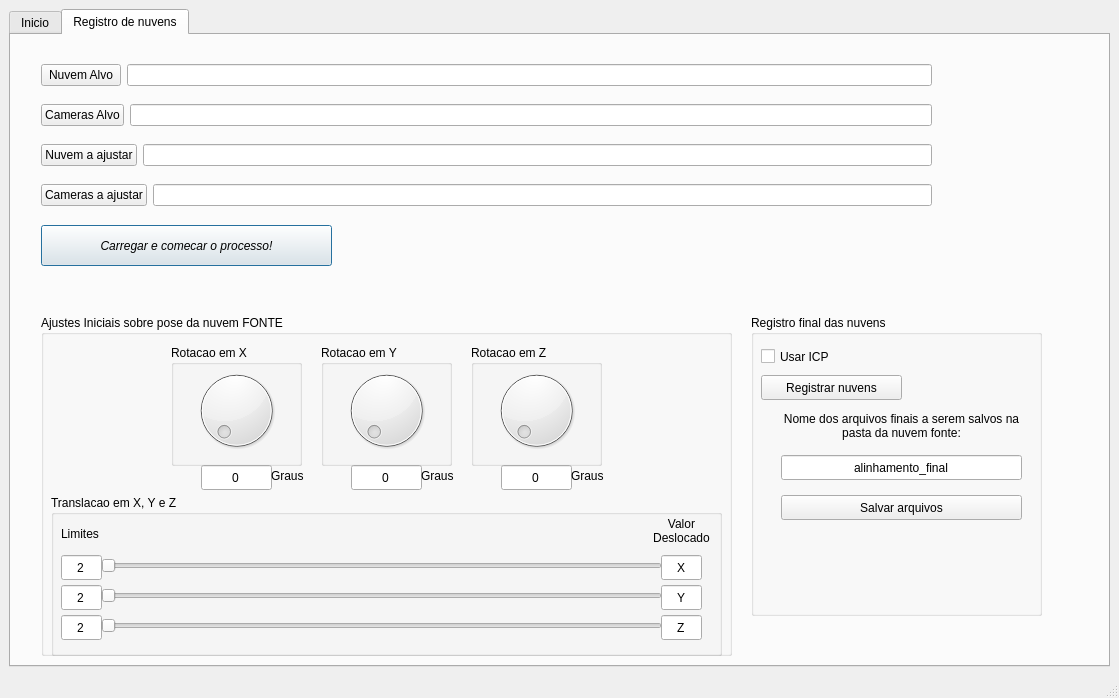
Qt form handset_gui/ui/main_window.ui (viniciusvidal2/Cameras_GRIn) before a commit.
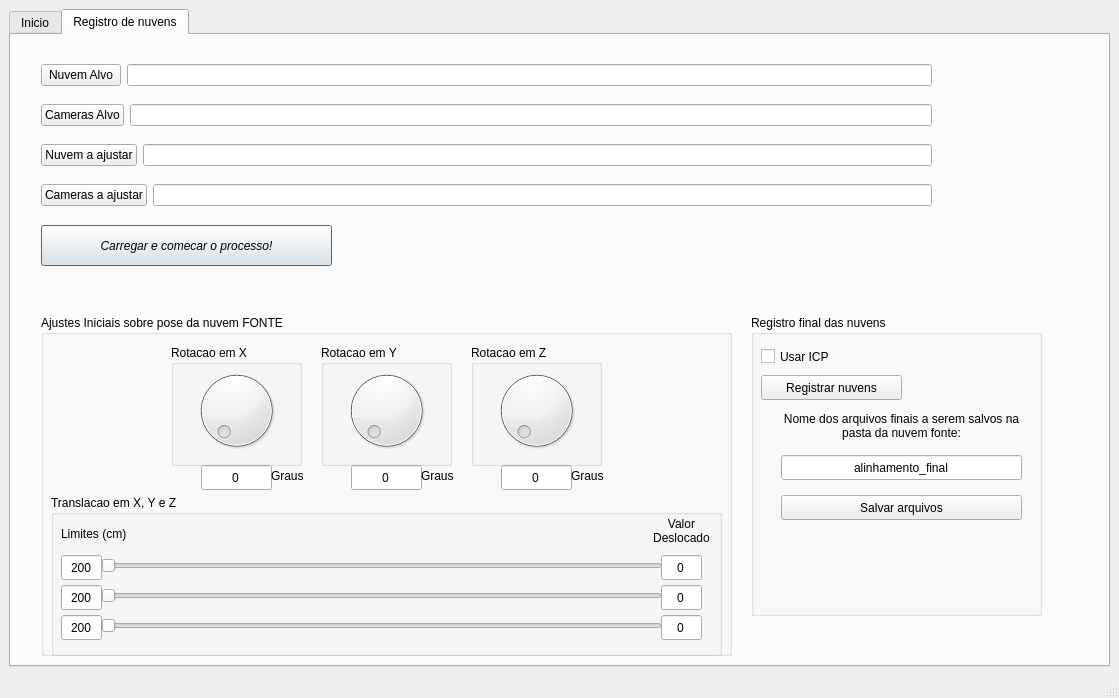
The same form after that commit. Icons and pictures are not drawn.

Diff of the .ui file:
```diff
--- a/handset_gui/ui/main_window.ui
+++ b/handset_gui/ui/main_window.ui
@@ -459,7 +459,7 @@
            </rect>
           </property>
           <property name="text">
-           <string>2</string>
+           <string>200</string>
           </property>
           <property name="alignment">
            <set>Qt::AlignCenter</set>
@@ -475,7 +475,7 @@
            </rect>
           </property>
           <property name="text">
-           <string>2</string>
+           <string>200</string>
           </property>
           <property name="alignment">
            <set>Qt::AlignCenter</set>
@@ -491,7 +491,7 @@
            </rect>
           </property>
           <property name="text">
-           <string>2</string>
+           <string>200</string>
           </property>
           <property name="alignment">
            <set>Qt::AlignCenter</set>
@@ -533,7 +533,7 @@
            </rect>
           </property>
           <property name="text">
-           <string>X</string>
+           <string>0</string>
           </property>
           <property name="alignment">
            <set>Qt::AlignCenter</set>
@@ -549,7 +549,7 @@
            </rect>
           </property>
           <property name="text">
-           <string>Y</string>
+           <string>0</string>
           </property>
           <property name="alignment">
            <set>Qt::AlignCenter</set>
@@ -565,7 +565,7 @@
            </rect>
           </property>
           <property name="text">
-           <string>Z</string>
+           <string>0</string>
           </property>
           <property name="alignment">
            <set>Qt::AlignCenter</set>
@@ -576,12 +576,12 @@
            <rect>
             <x>10</x>
             <y>30</y>
-            <width>67</width>
+            <width>81</width>
             <height>17</height>
            </rect>
           </property>
           <property name="text">
-           <string>Limites</string>
+           <string>Limites (cm)</string>
           </property>
          </widget>
          <widget class="QLabel" name="label_2">
```
